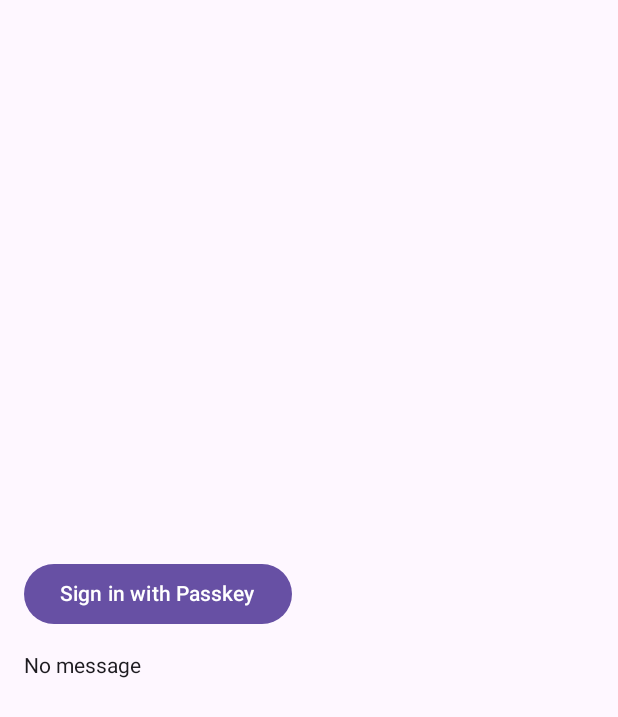
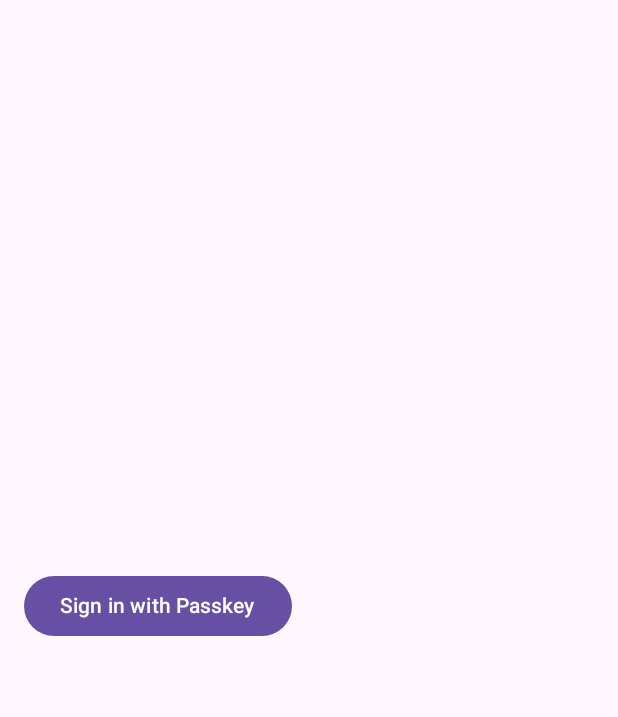
Before and after one commit to tigerlily777/PasskeyDemo, an Android app built with Jetpack Compose: the @Preview function PreviewPasskeyScreen, on a phone screen of 412 x 824 dp. Shown: the top 717 px of the screen. Run offline under Robolectric (Android 15) with nearby library versions, the phone set to English and light mode, and no system bars; our stand-ins replace Dagger/Hilt's generated code.

Commit message:
Add snack bar message to UI

```diff
--- a/app/src/main/java/com/example/passkeydemo/ui/PasskeyScreen.kt
+++ b/app/src/main/java/com/example/passkeydemo/ui/compose/PasskeyScreen.kt
@@ -1,4 +1,4 @@
-package com.example.passkeydemo.ui
+package com.example.passkeydemo.ui.compose
 
 import androidx.compose.foundation.layout.Arrangement
 import androidx.compose.foundation.layout.Column
@@ -8,21 +8,28 @@ import androidx.compose.foundation.layout.height
 import androidx.compose.foundation.layout.padding
 import androidx.compose.material3.Button
 import androidx.compose.material3.Scaffold
+import androidx.compose.material3.SnackbarHost
+import androidx.compose.material3.SnackbarHostState
 import androidx.compose.material3.Text
 import androidx.compose.runtime.Composable
+import androidx.compose.runtime.LaunchedEffect
 import androidx.compose.runtime.collectAsState
+import androidx.compose.runtime.remember
 import androidx.compose.ui.Modifier
+import androidx.compose.ui.platform.LocalContext
 import androidx.compose.ui.tooling.preview.Preview
 import androidx.compose.ui.unit.dp
-import androidx.credentials.CredentialManager
 import androidx.hilt.navigation.compose.hiltViewModel
 import com.example.passkeydemo.PasskeyViewModel
 
 @Composable
 fun PasskeyScreen(viewModel: PasskeyViewModel) {
     val uiState = viewModel.uiState.collectAsState()
+    val snackbarHostState = remember { SnackbarHostState() }
 
-    Scaffold { padding ->
+    Scaffold(
+        snackbarHost = { SnackbarHost(snackbarHostState) } // ✨
+    ) { padding ->
         Column(
             modifier = Modifier
                 .padding(padding)
@@ -30,13 +37,26 @@ fun PasskeyScreen(viewModel: PasskeyViewModel) {
                 .padding(16.dp),
             verticalArrangement = Arrangement.Center
         ) {
-            Button(onClick = { viewModel.signInWithPasskey() }) {
-                Text("Sign in with Passkey")
+            val context = LocalContext.current
+            Button(
+                onClick = { viewModel.signInWithPasskey(context = context) },
+                enabled = !uiState.value.isLoading
+            ) {
+                if (uiState.value.isLoading) {
+                    Text("Loading...")
+                } else {
+                    Text("Sign in with Passkey")
+                }
             }
 
             Spacer(modifier = Modifier.height(16.dp))
+        }
+    }
 
-            Text(text = uiState.value.message ?: "No message")
+    // ✨ 如果 uiState 的 message 有变化，就弹出 snackbar
+    LaunchedEffect(uiState.value.message) {
+        uiState.value.message?.let { message ->
+            snackbarHostState.showSnackbar(message)
         }
     }
 }
```
